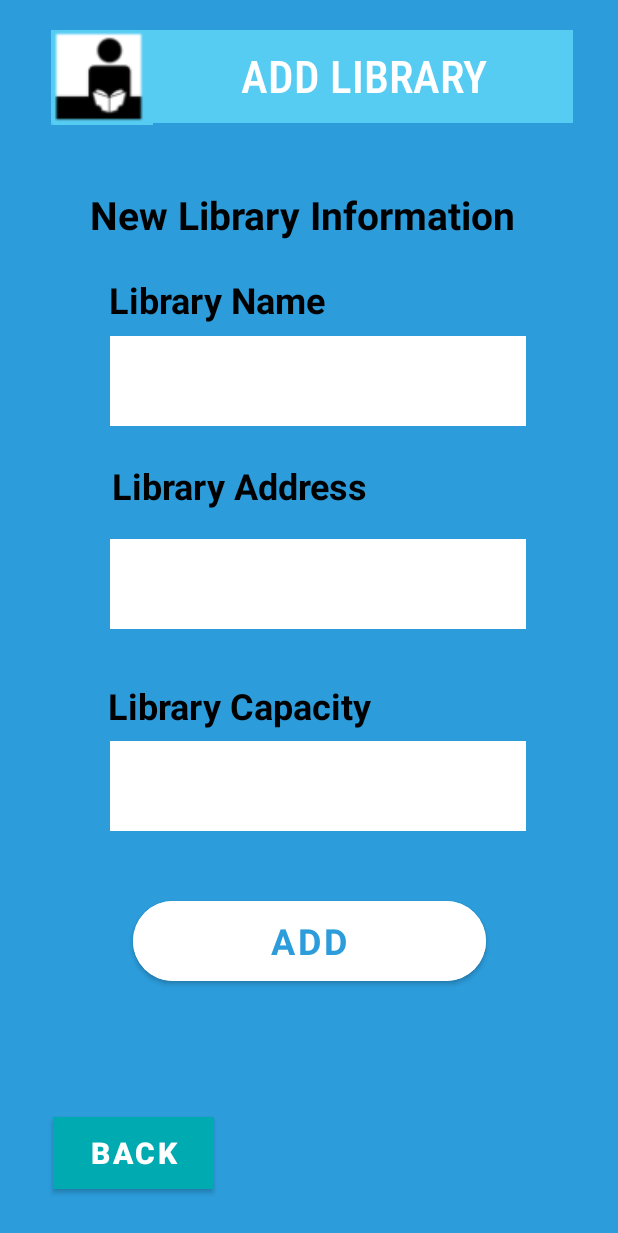
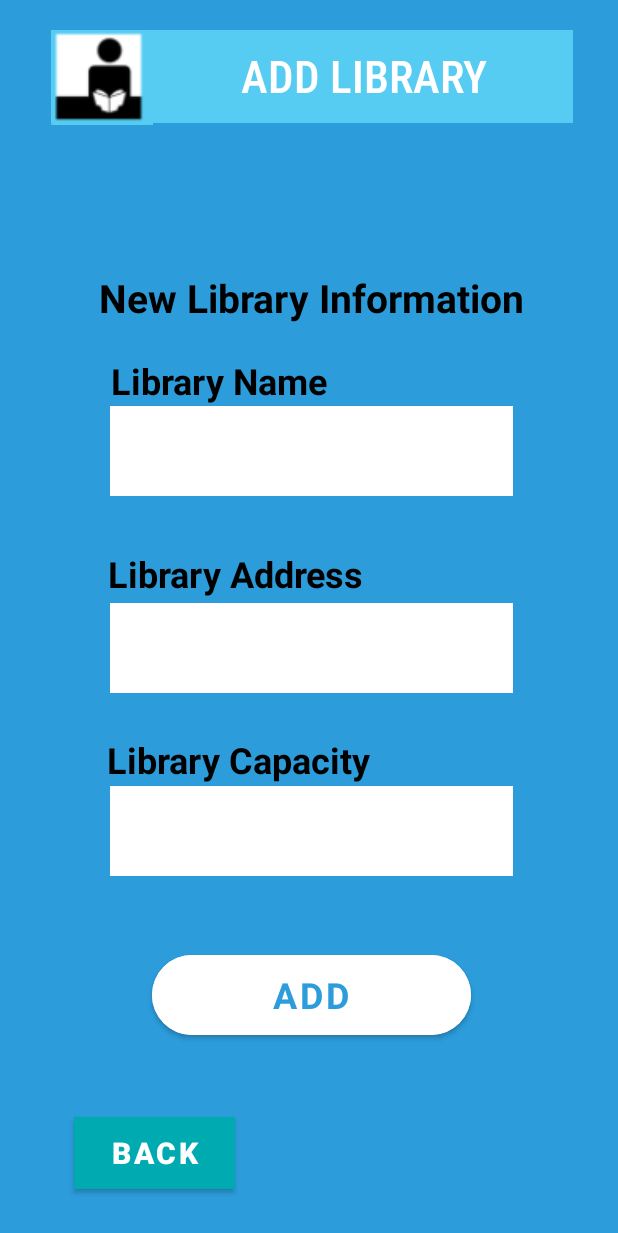
Before and after one commit to CankayaUniversity/ceng-407-408-2020-2021--Mobile-Library-Reservation-System, an Android app: the Activity_Admin_Add_Library screen opened directly, with no data from a screen before it, on a phone screen of 412 x 824 dp. Shown: the top 1233 px of the screen. Run offline under Robolectric (Android 15) with nearby library versions, the phone set to English and light mode, and no system bars; our stand-ins replace Firebase (no records; nobody signed in at launch, a user with empty details on screens opened directly).

Commit message:
Redesingned, invisible all textview
sayfa tasarımları düzeltildi, invisible tüm sayfalarda aktifleştirildi. qr kod sayfası lm menu page ile bağlandı.

```diff
--- a/MobileLibrs/app/src/main/res/layout/layout_admin_add_library.xml
+++ b/MobileLibrs/app/src/main/res/layout/layout_admin_add_library.xml
@@ -63,45 +63,53 @@
             android:backgroundTint="#FFFFFF"
             android:orientation="vertical">
 
+
             <TextView
                 android:id="@+id/textView9"
                 android:layout_width="221dp"
                 android:layout_height="60dp"
-                android:layout_marginStart="45dp"
+                android:layout_alignParentStart="true"
+                android:layout_alignParentEnd="true"
+                android:layout_alignParentBottom="true"
+                android:layout_marginStart="40dp"
                 android:layout_marginTop="330dp"
-                android:layout_marginEnd="98dp"
-                android:layout_marginBottom="25dp"
+                android:layout_marginEnd="138dp"
+
+                android:layout_marginBottom="204dp"
                 android:text="Library Capacity"
                 android:textAlignment="center"
-
                 android:textColor="@color/Black"
                 android:textSize="24sp"
                 android:textStyle="bold" />
 
             <TextView
                 android:id="@+id/textView8"
-                android:layout_width="211dp"
+                android:layout_width="221dp"
                 android:layout_height="47dp"
-                android:layout_marginStart="35dp"
+                android:layout_alignParentStart="true"
+                android:layout_alignParentEnd="true"
+                android:layout_alignParentBottom="true"
+                android:layout_marginStart="36dp"
                 android:layout_marginTop="59dp"
-                android:layout_marginEnd="94dp"
-                android:layout_marginBottom="235dp"
+                android:layout_marginEnd="160dp"
+                android:layout_marginBottom="469dp"
                 android:text="Library Name"
                 android:textAlignment="center"
                 android:textColor="@color/Black"
                 android:textSize="24sp"
                 android:textStyle="bold" />
 
-
             <TextView
                 android:id="@+id/textView6"
                 android:layout_width="304dp"
                 android:layout_height="52dp"
                 android:layout_alignParentStart="true"
-                android:layout_marginStart="46dp"
+                android:layout_alignParentEnd="true"
+                android:layout_alignParentBottom="true"
+                android:layout_marginStart="44dp"
                 android:layout_marginTop="1dp"
-                android:layout_marginEnd="15dp"
-                android:layout_marginBottom="233dp"
+                android:layout_marginEnd="44dp"
+                android:layout_marginBottom="521dp"
                 android:text="New Library Information"
                 android:textAlignment="center"
                 android:textColor="@color/Black"
@@ -112,39 +120,53 @@
                 android:id="@+id/txtLibraryName"
                 android:layout_width="wrap_content"
                 android:layout_height="60dp"
+                android:layout_alignParentStart="true"
+                android:layout_alignParentEnd="true"
+                android:layout_alignParentBottom="true"
+
                 android:layout_marginStart="70dp"
                 android:layout_marginTop="100dp"
+                android:layout_marginEnd="70dp"
+                android:layout_marginBottom="423dp"
                 android:background="@color/mlrs_white_button"
-
                 android:ems="13"
                 android:hint=""
                 android:text="" />
-
 
             <EditText
                 android:id="@+id/txtLibraryAddres"
                 android:layout_width="wrap_content"
                 android:layout_height="60dp"
+                android:layout_alignParentStart="true"
+                android:layout_alignParentEnd="true"
+                android:layout_alignParentBottom="true"
+
                 android:layout_marginStart="70dp"
                 android:layout_marginTop="235dp"
+
+                android:layout_marginEnd="70dp"
+                android:layout_marginBottom="292dp"
                 android:background="@color/mlrs_white_button"
-
                 android:ems="13"
                 android:hint=""
-
                 android:text="" />
 
             <EditText
                 android:id="@+id/txtLibraryCapacity"
                 android:layout_width="wrap_content"
                 android:layout_height="60dp"
+                android:layout_alignParentStart="true"
+                android:layout_alignParentEnd="true"
+                android:layout_alignParentBottom="true"
+
                 android:layout_marginStart="70dp"
                 android:layout_marginTop="370dp"
+
+                android:layout_marginEnd="70dp"
+                android:layout_marginBottom="170dp"
                 android:background="@color/mlrs_white_button"
-
                 android:ems="13"
                 android:hint=""
-
                 android:text="" />
 
             <Button
@@ -152,10 +174,14 @@
                 style="?android:textAppearanceSmall"
                 android:layout_width="235dp"
                 android:layout_height="65dp"
+                android:layout_alignParentStart="true"
+                android:layout_alignParentEnd="true"
                 android:layout_alignParentBottom="true"
+                android:layout_marginStart="98dp"
                 android:layout_marginLeft="85dp"
                 android:layout_marginTop="455dp"
-                android:layout_marginBottom="94dp"
+                android:layout_marginEnd="98dp"
+                android:layout_marginBottom="58dp"
                 android:backgroundTint="@color/mlrs_white_button"
                 android:radius="50dp"
                 android:text="ADD"
@@ -169,11 +195,12 @@
                 android:id="@+id/textView7"
                 android:layout_width="221dp"
                 android:layout_height="60dp"
-                android:layout_below="@+id/txtLibraryName"
-                android:layout_marginStart="45dp"
-                android:layout_marginTop="23dp"
-                android:layout_marginEnd="98dp"
-                android:layout_marginBottom="25dp"
+                android:layout_alignParentStart="true"
+                android:layout_alignParentEnd="true"
+                android:layout_alignParentBottom="true"
+                android:layout_marginStart="40dp"
+                android:layout_marginEnd="142dp"
+                android:layout_marginBottom="328dp"
                 android:text="Library Address"
                 android:textAlignment="center"
                 android:textColor="@color/Black"
@@ -189,8 +216,8 @@
             android:layout_alignParentStart="true"
             android:layout_alignParentEnd="true"
             android:layout_alignParentBottom="true"
-            android:layout_marginStart="35dp"
-            android:layout_marginEnd="269dp"
+            android:layout_marginStart="49dp"
+            android:layout_marginEnd="255dp"
             android:layout_marginBottom="31dp"
             android:background="@color/mlrs_white_button"
             android:text="Back"
--- a/MobileLibrs/app/src/main/res/layout/layout_admin_change_library_status.xml
+++ b/MobileLibrs/app/src/main/res/layout/layout_admin_change_library_status.xml
@@ -85,12 +85,12 @@
     </androidx.constraintlayout.widget.ConstraintLayout>
 
     <androidx.constraintlayout.widget.ConstraintLayout
-        android:layout_width="342dp"
-        android:layout_height="430dp"
+        android:layout_width="332dp"
+        android:layout_height="387dp"
         android:layout_alignParentEnd="true"
         android:layout_alignParentBottom="true"
         android:layout_marginEnd="34dp"
-        android:layout_marginBottom="178dp"
+        android:layout_marginBottom="166dp"
         android:background="@color/mlrs_lightBlue">
 
         <EditText
--- a/MobileLibrs/app/src/main/res/layout/layout_lm_choose_table.xml
+++ b/MobileLibrs/app/src/main/res/layout/layout_lm_choose_table.xml
@@ -207,7 +207,9 @@
         android:id="@+id/tv_lmID_choose_table"
         android:layout_width="wrap_content"
         android:layout_height="wrap_content"
-        android:text="TextView" />
+        android:text="TextView"
+        android:visibility="invisible"
+        tools:visibility="invisible" />
 
 
 </RelativeLayout>
--- a/MobileLibrs/app/src/main/res/layout/layout_lm_list_reservations.xml
+++ b/MobileLibrs/app/src/main/res/layout/layout_lm_list_reservations.xml
@@ -244,7 +244,8 @@
         android:id="@+id/tv_lmID_res_list"
         android:layout_width="wrap_content"
         android:layout_height="wrap_content"
-        android:text="TextView" />
+        android:visibility="invisible"
+        tools:visibility="invisible" />
 
 
 </RelativeLayout>
--- a/MobileLibrs/app/src/main/res/layout/layout_login.xml
+++ b/MobileLibrs/app/src/main/res/layout/layout_login.xml
@@ -77,7 +77,7 @@
             style="?android:textAppearanceSmall"
             android:layout_width="210dp"
             android:layout_height="55dp"
-            android:layout_marginLeft="93dp"
+            android:layout_marginLeft="90dp"
             android:layout_marginTop="20dp"
             android:backgroundTint="@color/mlrs_white_button"
             android:text="SIGN IN"
--- a/MobileLibrs/app/src/main/res/values/libraryNameArray.xml
+++ b/MobileLibrs/app/src/main/res/values/libraryNameArray.xml
@@ -1,10 +1,8 @@
 <?xml version="1.0" encoding="utf-8"?>
 <resources>
     <string-array name="libraryName">
-        <item>A</item>
-        <item>B</item>
-        <item>C</item>
+        <item>A Library</item>
+        <item>B Library</item>
 
     </string-array>
-
 </resources>
```
Also changed, not shown: MobileLibrs/app/src/main/java/com/example/mobilelibrs/Activity_LM_List_Libraries.kt (+9 -1 lines), MobileLibrs/app/src/main/res/layout/layout_admin_menu.xml (+31 -29 lines), MobileLibrs/app/src/main/res/layout/layout_librarian_menu.xml (+19 -18 lines), MobileLibrs/app/src/main/res/layout/layout_lm_list_libraries.xml (+7 -13 lines), MobileLibrs/app/src/main/res/layout/layout_lm_menu.xml (+30 -31 lines), MobileLibrs/app/src/main/res/layout/layout_lm_select_date_and_time_slot.xml (+4 -3 lines), MobileLibrs/app/src/main/res/layout/layout_register.xml (+7 -23 lines).
